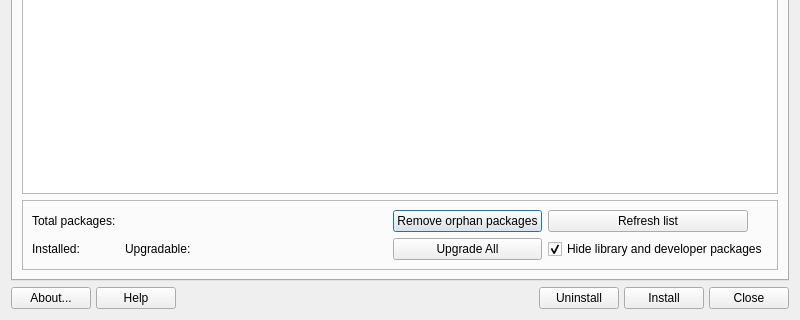
Qt form src/mainwindow.ui (CachyOS/packageinstaller) before a commit; both pictures show x 0 to 800 and y 280 to 600 of the 800 by 600 pixel window.
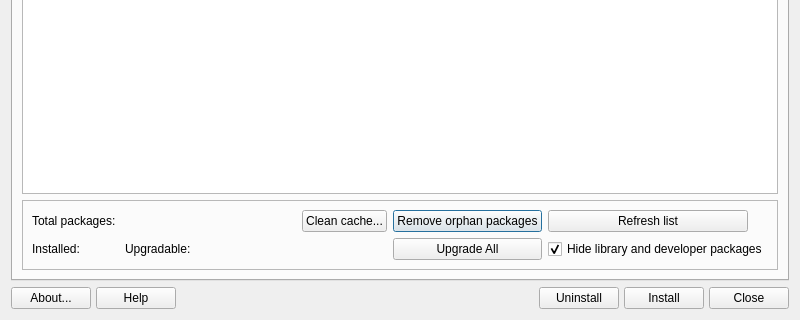
The same form after that commit. Icons and pictures are not drawn.

Commit message:
feat: add package cache cleaner
Add a dialog that previews paccache dry runs for installed and uninstalled packages, lets the user choose how many versions to keep, and removes the selected candidates with root privileges through pkexec.

The dialog is available from the Repo tab and refuses to run while another package manager holds the pacman lock. Keep counts and window geometry are persisted with QSettings.

Patch:
```diff
--- a/src/mainwindow.ui
+++ b/src/mainwindow.ui
@@ -420,17 +420,21 @@
            </widget>
           </item>
           <item row="0" column="5">
-           <spacer name="horizontalSpacer_3">
-            <property name="orientation">
-             <enum>Qt::Horizontal</enum>
+           <widget class="QPushButton" name="pushCleanCache">
+            <property name="toolTip">
+             <string>Remove old package versions from the pacman cache</string>
             </property>
-            <property name="sizeHint" stdset="0">
-             <size>
-              <width>40</width>
-              <height>20</height>
-             </size>
+            <property name="text">
+             <string>Clean cache...</string>
             </property>
-           </spacer>
+            <property name="icon">
+             <iconset theme="edit-clear">
+              <normaloff>.</normaloff>.</iconset>
+            </property>
+            <property name="autoDefault">
+             <bool>false</bool>
+            </property>
+           </widget>
           </item>
          </layout>
         </widget>
```
The commit also changes 5 other files.
